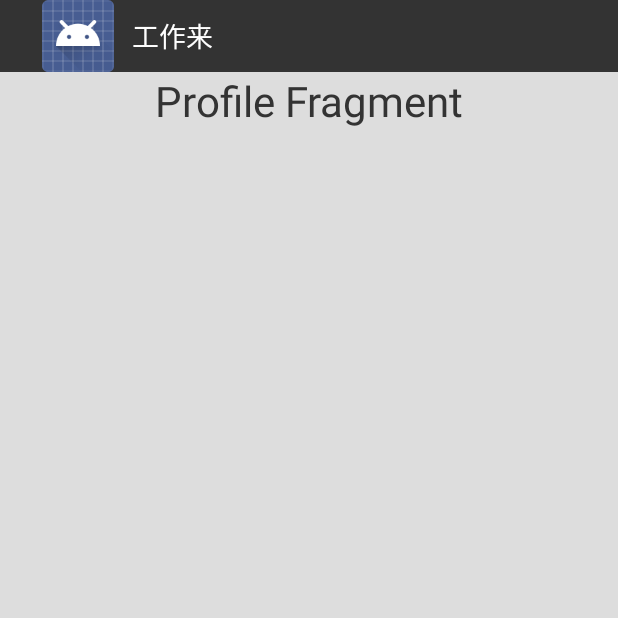
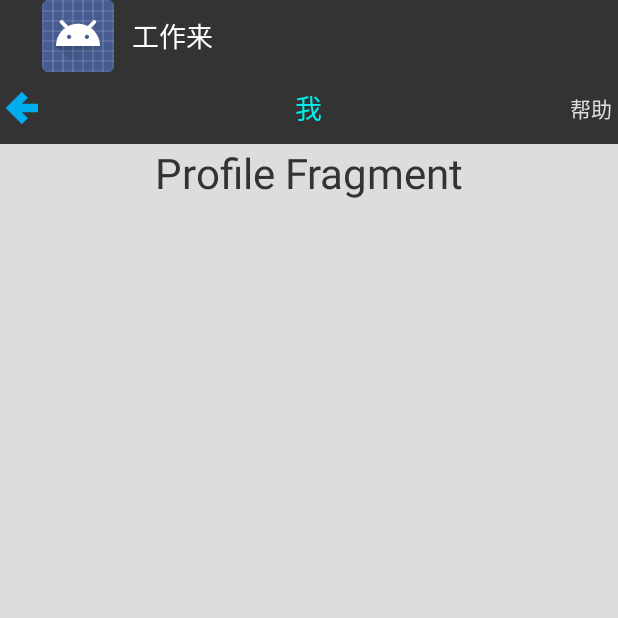
Before and after one commit to bitxiaozhang/AndroidImprove, an Android app: the fragment ProfileFragment shown on its own in the app's theme, on a phone screen of 412 x 824 dp, the top half of it. Run offline under Robolectric (Android 15) with nearby library versions, the phone set to English and light mode, and no system bars.

Commit message:
add profile title bar

```diff
--- a/app/src/main/AndroidManifest.xml
+++ b/app/src/main/AndroidManifest.xml
@@ -31,7 +31,8 @@
         <activity
             android:name=".home.HomeAcitivity"
             android:label="@string/app_name"
-            android:launchMode="singleTask" >
+            android:launchMode="singleTask"
+            android:theme="@style/Theme.AppCompat.Light.NoActionBar">
         </activity>
         <activity
             android:name=".contact.ContactProvinceAcivity"
--- /dev/null
+++ b/app/src/main/res/layout/action_bar_with_re_back.xml
@@ -0,0 +1,38 @@
+<?xml version="1.0" encoding="utf-8"?>
+<RelativeLayout xmlns:android="http://schemas.android.com/apk/res/android"
+    android:layout_width="match_parent"
+    android:layout_height="match_parent"
+    android:background="@color/main_app_action_background"
+    android:paddingRight="4dp"
+    android:paddingLeft="4dp"
+    >
+<ImageButton
+    android:id="@+id/back_button"
+    android:layout_height="wrap_content"
+    android:layout_width="wrap_content"
+    android:layout_centerVertical="true"
+    android:src="@drawable/arrow_left"
+    android:background="@null"
+    />
+    <TextView
+        android:id="@+id/title"
+        android:layout_height="match_parent"
+        android:layout_width="wrap_content"
+        android:layout_centerInParent="true"
+        android:textColor="@color/cyan_blue"
+        android:textSize="@dimen/action_bar_text_size"
+        android:text="@string/profile"
+        android:gravity="center"
+        />
+    <TextView
+        android:id="@+id/help"
+        android:layout_height="match_parent"
+        android:layout_width="wrap_content"
+        android:layout_centerVertical="true"
+        android:layout_alignParentRight="true"
+        android:textColor="@color/activity_background"
+        android:textSize="@dimen/action_bar_menu_text_size"
+        android:text="@string/help"
+        android:gravity="center"
+        />
+</RelativeLayout>
--- a/app/src/main/res/layout/fragment_profile.xml
+++ b/app/src/main/res/layout/fragment_profile.xml
@@ -1,10 +1,15 @@
-<FrameLayout xmlns:android="http://schemas.android.com/apk/res/android"
+<LinearLayout xmlns:android="http://schemas.android.com/apk/res/android"
     xmlns:tools="http://schemas.android.com/tools"
     android:layout_width="match_parent"
     android:layout_height="match_parent"
     android:background="#dddddd"
-    tools:context="com.zsl.myapplication.profile.ProfileFragment">
-
+    tools:context="com.zsl.myapplication.profile.ProfileFragment"
+    android:orientation="vertical">
+    <include
+        layout="@layout/action_bar_with_re_back"
+        android:layout_width="match_parent"
+        android:layout_height="48dp"
+        />
     <!-- TODO: Update blank fragment layout -->
     <TextView
         android:layout_width="match_parent"
@@ -14,5 +19,4 @@
         android:textSize="28sp"
         android:gravity="center_horizontal"
         />
-
-</FrameLayout>
+</LinearLayout>
--- a/app/src/main/res/values/colors.xml
+++ b/app/src/main/res/values/colors.xml
@@ -12,6 +12,7 @@
     <color name="login_text_color">#333333</color>
     <color name="edittext_unline_color_focus">#009900</color>
     <color name="edittext_unline_color_not_focus">#666666</color>
+    <color name="cyan_blue">#00eeee</color>
 
 
     <drawable name="main_app_action_background">#333333</drawable>
--- a/app/src/main/res/values/strings.xml
+++ b/app/src/main/res/values/strings.xml
@@ -24,4 +24,5 @@
     <string name="title_activity_on_measure_test">OnMeasureTestActivity</string>
     <string name="title_activity_advertisement">AdvertisementActivity</string>
 
+    <string name="help">帮助</string>
 </resources>
```
Also changed, not shown: app/src/main/res/drawable-hdpi/arrow_left.png (added), 1 other file.
